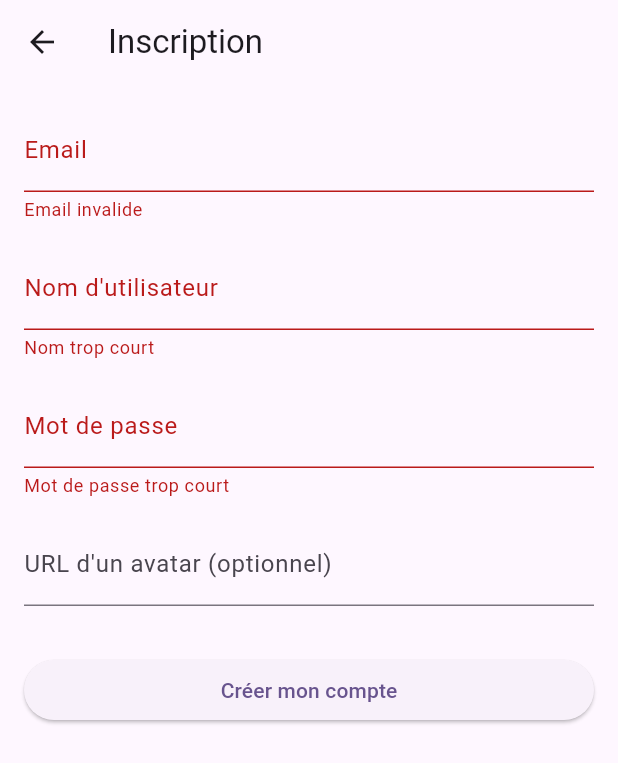
After one commit to hanks92/Kulturo, a Flutter app: the RegisterScreen screen opened by its route, after a tap on "Créer mon compte", on a phone screen of 412 x 824 dp. The commit adds this screen. Shown: the top 763 px of the screen. Run offline on Flutter 3.47's test engine with Material 3 defaults, Android fonts, the phone set to English and light mode, and no system bars; our stand-ins replace flutter_html, flutter_secure_storage, flutter_svg, getwidget, shared_preferences; missing offline and left inert: flutter_quill, flutter_quill_extensions; accounts and stored records are empty; project files that could hold a hidden picture were left out.

Commit message:
add registration

```diff
--- /dev/null
+++ b/flintf/lib/screens/register_screen.dart
@@ -0,0 +1,100 @@
+import 'package:flutter/material.dart';
+import '../services/auth_service.dart';
+
+class RegisterScreen extends StatefulWidget {
+  const RegisterScreen({super.key});
+
+  @override
+  State<RegisterScreen> createState() => _RegisterScreenState();
+}
+
+class _RegisterScreenState extends State<RegisterScreen> {
+  final _formKey = GlobalKey<FormState>();
+  final _authService = AuthService();
+
+  final TextEditingController _emailController = TextEditingController();
+  final TextEditingController _usernameController = TextEditingController();
+  final TextEditingController _passwordController = TextEditingController();
+  final TextEditingController _profileImageController = TextEditingController(); // facultatif
+
+  bool _isLoading = false;
+
+  void _submitForm() async {
+    if (!_formKey.currentState!.validate()) return;
+
+    setState(() => _isLoading = true);
+
+    final success = await _authService.register(
+      email: _emailController.text.trim(),
+      username: _usernameController.text.trim(),
+      password: _passwordController.text,
+      profileImage: _profileImageController.text.isNotEmpty
+          ? _profileImageController.text.trim()
+          : null,
+    );
+
+    setState(() => _isLoading = false);
+
+    if (success && context.mounted) {
+      ScaffoldMessenger.of(context).showSnackBar(
+        const SnackBar(content: Text('✅ Inscription réussie')),
+      );
+      Navigator.of(context).pop(); // ou redirection vers login/dashboard
+    } else {
+      ScaffoldMessenger.of(context).showSnackBar(
+        const SnackBar(content: Text('⛔ Erreur lors de l’inscription')),
+      );
+    }
+  }
+
+  @override
+  Widget build(BuildContext context) {
+    return Scaffold(
+      appBar: AppBar(title: const Text('Inscription')),
+      body: Padding(
+        padding: const EdgeInsets.all(16),
+        child: Form(
+          key: _formKey,
+          child: ListView(
+            children: [
+              TextFormField(
+                controller: _emailController,
+                decoration: const InputDecoration(labelText: 'Email'),
+                keyboardType: TextInputType.emailAddress,
+                validator: (value) =>
+                    value != null && value.contains('@') ? null : 'Email invalide',
+              ),
+              const SizedBox(height: 16),
+              TextFormField(
+                controller: _usernameController,
+                decoration: const InputDecoration(labelText: "Nom d'utilisateur"),
+                validator: (value) =>
+                    value != null && value.length >= 3 ? null : "Nom trop court",
+              ),
+              const SizedBox(height: 16),
+              TextFormField(
+                controller: _passwordController,
+                decoration: const InputDecoration(labelText: 'Mot de passe'),
+                obscureText: true,
+                validator: (value) =>
+                    value != null && value.length >= 6 ? null : 'Mot de passe trop court',
+              ),
+              const SizedBox(height: 16),
+              TextFormField(
+                controller: _profileImageController,
+                decoration: const InputDecoration(labelText: "URL d'un avatar (optionnel)"),
+              ),
+              const SizedBox(height: 32),
+              _isLoading
+                  ? const Center(child: CircularProgressIndicator())
+                  : ElevatedButton(
+                      onPressed: _submitForm,
+                      child: const Text("Créer mon compte"),
+                    ),
+            ],
+          ),
+        ),
+      ),
+    );
+  }
+}
```
Also changed, not shown: Flint/config/packages/security.yaml (+15 -10 lines), flintf/lib/main.dart (+8 -2 lines), flintf/lib/screens/login_screen.dart (+9 -1 lines), flintf/lib/services/auth_service.dart (+30 -1 lines), 1 other file.
